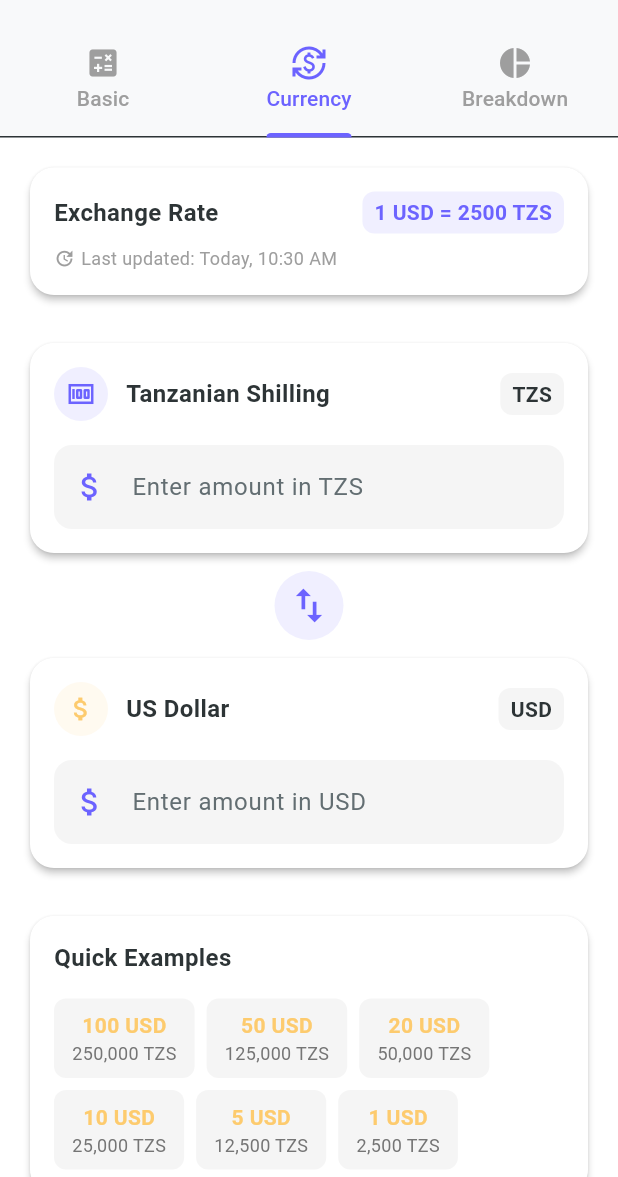
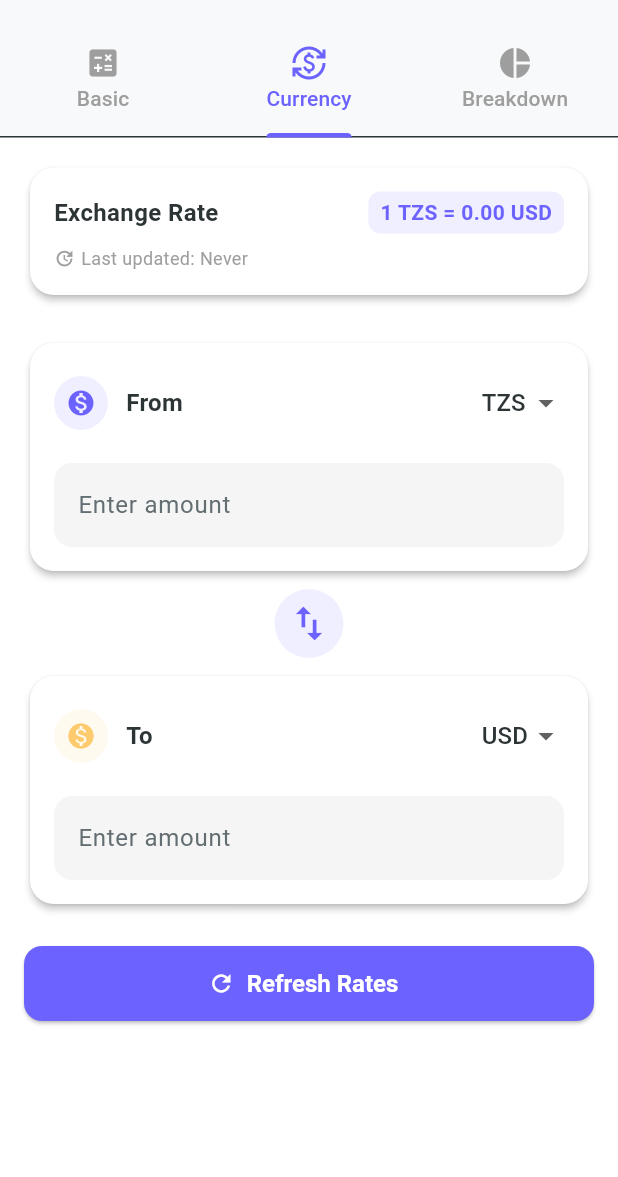
Before and after one commit to ganardgared-png/currencyconverter, a Flutter app: the CalculatorTab screen opened directly, tab 2 chosen, after a tap on the "swap vert" icon, on a phone screen of 412 x 824 dp, the part 59-1236 px from its top. Run offline on Flutter 3.47's test engine with Material 3 defaults, Android fonts, the phone set to English and light mode, and no system bars; our stand-ins replace connectivity_plus, csv, easy_localization, equatable, file_picker, fl_chart and 23 more; missing offline and left inert: encrypt, excel, google_mlkit_text_recognition, mobile_scanner, pattern_lock; accounts and stored records are empty; network calls fail.

Commit message:
feat: setup currency caching via github actions

```diff
--- a/lib/presentation/screens/calculator/currency_converter.dart
+++ b/lib/presentation/screens/calculator/currency_converter.dart
@@ -2,6 +2,8 @@ import 'package:flutter/material.dart';
 import 'package:smart_expenses_plan/core/constants/colors.dart';
 import 'package:smart_expenses_plan/presentation/widgets/common/custom_button.dart';
 import 'package:smart_expenses_plan/presentation/widgets/common/custom_text_field.dart';
+import 'package:smart_expenses_plan/services/currency_service.dart';
+import 'package:intl/intl.dart';
 
 class CurrencyConverter extends StatefulWidget {
   const CurrencyConverter({super.key});
@@ -11,61 +13,134 @@ class CurrencyConverter extends StatefulWidget {
 }
 
 class _CurrencyConverterState extends State<CurrencyConverter> {
-  final TextEditingController _tzsController = TextEditingController();
-  final TextEditingController _usdController = TextEditingController();
+  final CurrencyService _currencyService = CurrencyService();
+  final TextEditingController _fromController = TextEditingController();
+  final TextEditingController _toController = TextEditingController();
 
-  double _exchangeRate = 2500.0; // Example rate: 1 USD = 2500 TZS
-  String _lastUpdated = 'Today, 10:30 AM';
-  bool _isLoading = false;
+  Map<String, double> _rates = {};
+  List<String> _currencies = [];
+  String _fromCurrency = 'USD';
+  String _toCurrency = 'TZS';
+
+  String _lastUpdated = 'Loading...';
+  bool _isLoading = true;
 
   @override
-  void dispose() {
-    _tzsController.dispose();
-    _usdController.dispose();
-    super.dispose();
+  void initState() {
+    super.initState();
+    _loadRates();
   }
 
-  void _convertTZStoUSD(String value) {
+  Future<void> _loadRates() async {
+    setState(() {
+      _isLoading = true;
+    });
+
+    final rates = await _currencyService.getRates();
+    final lastUpdated = await _currencyService.getLastUpdated();
+
+    setState(() {
+      _rates = rates;
+      _currencies = rates.keys.toList()..sort();
+
+      // Ensure selected currencies exist in the list
+      if (!_currencies.contains(_fromCurrency)) {
+        _fromCurrency = _currencies.isNotEmpty ? _currencies.first : 'USD';
+      }
+      if (!_currencies.contains(_toCurrency)) {
+        _toCurrency = _currencies.length > 1 ? _currencies[1] : (_currencies.isNotEmpty ? _currencies.first : 'TZS');
+      }
+
+      if (lastUpdated != null) {
+        _lastUpdated = DateFormat('MMM d, y, h:mm a').format(lastUpdated);
+      } else {
+        _lastUpdated = 'Never';
+      }
+      _isLoading = false;
+
+      // Recalculate if there's a value
+      if (_fromController.text.isNotEmpty) {
+        _convertFromToTo(_fromController.text);
+      }
+    });
+  }
+
+  double get _currentRate {
+    if (_rates.isEmpty || !_rates.containsKey(_fromCurrency) || !_rates.containsKey(_toCurrency)) {
+      return 1.0;
+    }
+    // All rates are relative to USD.
+    // If USD to EUR is 0.9, and USD to TZS is 2500, then EUR to TZS is 2500 / 0.9
+    final fromRate = _rates[_fromCurrency]!;
+    final toRate = _rates[_toCurrency]!;
+    return toRate / fromRate;
+  }
+
+  void _convertFromToTo(String value) {
     if (value.isEmpty) {
-      _usdController.text = '';
+      _toController.text = '';
       return;
     }
 
     try {
-      double tzs = double.parse(value);
-      double usd = tzs / _exchangeRate;
-      _usdController.text = usd.toStringAsFixed(2);
+      double fromValue = double.parse(value);
+      double toValue = fromValue * _currentRate;
+      _toController.text = toValue.toStringAsFixed(2);
     } catch (e) {
       // Invalid input
     }
   }
 
-  void _convertUSDtoTZS(String value) {
+  void _convertToToFrom(String value) {
     if (value.isEmpty) {
-      _tzsController.text = '';
+      _fromController.text = '';
       return;
     }
 
     try {
-      double usd = double.parse(value);
-      double tzs = usd * _exchangeRate;
-      _tzsController.text = tzs.toStringAsFixed(0);
+      double toValue = double.parse(value);
+      double fromValue = toValue / _currentRate;
+      _fromController.text = fromValue.toStringAsFixed(2);
     } catch (e) {
       // Invalid input
     }
   }
 
   void _swapCurrencies() {
-    String tzs = _tzsController.text;
-    String usd = _usdController.text;
+    setState(() {
+      final tempCur = _fromCurrency;
+      _fromCurrency = _toCurrency;
+      _toCurrency = tempCur;
 
-    _tzsController.text = usd;
-    _usdController.text = tzs;
+      final tempVal = _fromController.text;
+      _fromController.text = _toController.text;
+      _toController.text = tempVal;
+
+      if (_fromController.text.isNotEmpty) {
+        _convertFromToTo(_fromController.text);
+      }
+    });
+  }
+
+  @override
+  void dispose() {
+    _fromController.dispose();
+    _toController.dispose();
+    super.dispose();
   }
 
   @override
   Widget build(BuildContext context) {
     final isDark = Theme.of(context).brightness == Brightness.dark;
+
+    if (_isLoading) {
+      return Container(
+        color: isDark ? AppColors.darkBackground : Colors.white,
+        child: const Center(
+          child: CircularProgressIndicator(),
+        ),
+      );
+    }
 
     return Container(
       color: isDark ? AppColors.darkBackground : Colors.white,
@@ -102,7 +177,7 @@ class _CurrencyConverterState extends State<CurrencyConverter> {
                           borderRadius: BorderRadius.circular(8),
                         ),
                         child: Text(
-                          '1 USD = ${_exchangeRate.toStringAsFixed(0)} TZS',
+                          '1 $_fromCurrency = ${_currentRate.toStringAsFixed(2)} $_toCurrency',
                           style: const TextStyle(
                             color: AppColors.primary,
                             fontWeight: FontWeight.w600,
@@ -136,74 +211,21 @@ class _CurrencyConverterState extends State<CurrencyConverter> {
 
           const SizedBox(height: 24),
 
-          // TZS Input
-          Card(
-            elevation: 2,
-            shape: RoundedRectangleBorder(
-              borderRadius: BorderRadius.circular(16),
-            ),
-            child: Padding(
-              padding: const EdgeInsets.all(16),
-              child: Column(
-                crossAxisAlignment: CrossAxisAlignment.start,
-                children: [
-                  Row(
-                    children: [
-                      Container(
-                        padding: const EdgeInsets.all(8),
-                        decoration: BoxDecoration(
-                          color: AppColors.primary.withOpacity(0.1),
-                          shape: BoxShape.circle,
-                        ),
-                        child: const Icon(
-                          Icons.money,
+          // From Input
+          _buildCurrencyCard(
+            title: 'From',
+            selectedCurrency: _fromCurrency,
+            controller: _fromController,
+            onCurrencyChanged: (val) {
+              if (val != null) {
+                setState(() {
+                  _fromCurrency = val;
+                  _convertFromToTo(_fromController.text);
+                });
+              }
+            },
+            onValueChanged: _convertFromToTo,
             color: AppColors.primary,
-                          size: 20,
-                        ),
-                      ),
-                      const SizedBox(width: 12),
-                      const Text(
-                        'Tanzanian Shilling',
-                        style: TextStyle(
-                          fontSize: 16,
-                          fontWeight: FontWeight.w600,
-                        ),
-                      ),
-                      const Spacer(),
-                      Container(
-                        padding: const EdgeInsets.symmetric(
-                          horizontal: 8,
-                          vertical: 4,
-                        ),
-                        decoration: BoxDecoration(
-                          color: Colors.grey.withOpacity(0.1),
-                          borderRadius: BorderRadius.circular(8),
-                        ),
-                        child: const Text(
-                          'TZS',
-                          style: TextStyle(
-                            fontWeight: FontWeight.w600,
-                          ),
-                        ),
-                      ),
-                    ],
-                  ),
-                  const SizedBox(height: 16),
-                  TextField(
-                    controller: _tzsController,
-                    keyboardType: TextInputType.number,
-                    decoration: InputDecoration(
-                      hintText: 'Enter amount in TZS',
-                      prefixIcon: const Icon(Icons.attach_money),
-                      border: OutlineInputBorder(
-                        borderRadius: BorderRadius.circular(12),
-                      ),
-                    ),
-                    onChanged: _convertTZStoUSD,
-                  ),
-                ],
-              ),
-            ),
           ),
 
           // Swap Button
@@ -225,8 +247,48 @@ class _CurrencyConverterState extends State<CurrencyConverter> {
             ),
           ),
 
-          // USD Input
-          Card(
+          // To Input
+          _buildCurrencyCard(
+            title: 'To',
+            selectedCurrency: _toCurrency,
+            controller: _toController,
+            onCurrencyChanged: (val) {
+              if (val != null) {
+                setState(() {
+                  _toCurrency = val;
+                  _convertToToFrom(_toController.text);
+                });
+              }
+            },
+            onValueChanged: _convertToToFrom,
+            color: AppColors.warning,
+          ),
+
+          const SizedBox(height: 24),
+
+          // Update Rate Button
+          CustomButton(
+            text: 'Refresh Rates',
+            onPressed: _loadRates,
+            icon: Icons.refresh,
+            isFullWidth: true,
+          ),
+
+          const SizedBox(height: 16),
+        ],
+      ),
+    );
+  }
+
+  Widget _buildCurrencyCard({
+    required String title,
+    required String selectedCurrency,
+    required TextEditingController controller,
+    required ValueChanged<String?> onCurrencyChanged,
+    required ValueChanged<String> onValueChanged,
+    required Color color,
+  }) {
+    return Card(
       elevation: 2,
       shape: RoundedRectangleBorder(
         borderRadius: BorderRadius.circular(16),
@@ -241,195 +303,52 @@ class _CurrencyConverterState extends State<CurrencyConverter> {
                 Container(
                   padding: const EdgeInsets.all(8),
                   decoration: BoxDecoration(
-                          color: AppColors.warning.withOpacity(0.1),
+                    color: color.withOpacity(0.1),
                     shape: BoxShape.circle,
                   ),
-                        child: const Icon(
-                          Icons.attach_money,
-                          color: AppColors.warning,
+                  child: Icon(
+                    Icons.monetization_on,
+                    color: color,
                     size: 20,
                   ),
                 ),
                 const SizedBox(width: 12),
-                      const Text(
-                        'US Dollar',
-                        style: TextStyle(
+                Text(
+                  title,
+                  style: const TextStyle(
                     fontSize: 16,
                     fontWeight: FontWeight.w600,
                   ),
                 ),
                 const Spacer(),
-                      Container(
-                        padding: const EdgeInsets.symmetric(
-                          horizontal: 8,
-                          vertical: 4,
-                        ),
-                        decoration: BoxDecoration(
-                          color: Colors.grey.withOpacity(0.1),
-                          borderRadius: BorderRadius.circular(8),
-                        ),
-                        child: const Text(
-                          'USD',
-                          style: TextStyle(
-                            fontWeight: FontWeight.w600,
-                          ),
-                        ),
+                DropdownButton<String>(
+                  value: selectedCurrency,
+                  items: _currencies
+                      .map((e) => DropdownMenuItem(
+                            value: e,
+                            child: Text(e),
+                          ))
+                      .toList(),
+                  onChanged: onCurrencyChanged,
+                  underline: const SizedBox(),
                 ),
               ],
             ),
             const SizedBox(height: 16),
             TextField(
-                    controller: _usdController,
-                    keyboardType: TextInputType.number,
+              controller: controller,
+              keyboardType: const TextInputType.numberWithOptions(decimal: true),
               decoration: InputDecoration(
-                      hintText: 'Enter amount in USD',
-                      prefixIcon: const Icon(Icons.attach_money),
+                hintText: 'Enter amount',
                 border: OutlineInputBorder(
                   borderRadius: BorderRadius.circular(12),
                 ),
               ),
-                    onChanged: _convertUSDtoTZS,
+              onChanged: onValueChanged,
             ),
           ],
         ),
       ),
-          ),
-
-          const SizedBox(height: 24),
-
-          // Quick Conversion Examples
-          Card(
-            elevation: 2,
-            shape: RoundedRectangleBorder(
-              borderRadius: BorderRadius.circular(16),
-            ),
-            child: Padding(
-              padding: const EdgeInsets.all(16),
-              child: Column(
-                crossAxisAlignment: CrossAxisAlignment.start,
-                children: [
-                  const Text(
-                    'Quick Examples',
-                    style: TextStyle(
-                      fontSize: 16,
-                      fontWeight: FontWeight.w600,
-                    ),
-                  ),
-                  const SizedBox(height: 16),
-                  Wrap(
-                    spacing: 8,
-                    runSpacing: 8,
-                    children: [
-                      _buildQuickExample('100 USD', '250,000 TZS'),
-                      _buildQuickExample('50 USD', '125,000 TZS'),
-                      _buildQuickExample('20 USD', '50,000 TZS'),
-                      _buildQuickExample('10 USD', '25,000 TZS'),
-                      _buildQuickExample('5 USD', '12,500 TZS'),
-                      _buildQuickExample('1 USD', '2,500 TZS'),
-                    ],
-                  ),
-                ],
-              ),
-            ),
-          ),
-
-          const SizedBox(height: 24),
-
-          // Update Rate Button
-          CustomButton(
-            text: 'Update Exchange Rate',
-            onPressed: _showUpdateRateDialog,
-            icon: Icons.update,
-            isFullWidth: true,
-          ),
-
-          const SizedBox(height: 16),
-        ],
-      ),
-    );
-  }
-
-  Widget _buildQuickExample(String usd, String tzs) {
-    return Container(
-      padding: const EdgeInsets.symmetric(horizontal: 12, vertical: 8),
-      decoration: BoxDecoration(
-        color: Theme.of(context).brightness == Brightness.dark
-            ? AppColors.darkSurface
-            : Colors.grey[100],
-        borderRadius: BorderRadius.circular(8),
-      ),
-      child: Column(
-        children: [
-          Text(
-            usd,
-            style: const TextStyle(
-              fontWeight: FontWeight.bold,
-              color: AppColors.warning,
-            ),
-          ),
-          Text(
-            tzs,
-            style: TextStyle(
-              fontSize: 12,
-              color: Theme.of(context).brightness == Brightness.dark
-                  ? AppColors.darkSubtext
-                  : Colors.grey[600],
-            ),
-          ),
-        ],
-      ),
-    );
-  }
-
-  void _showUpdateRateDialog() {
-    final controller = TextEditingController(text: _exchangeRate.toString());
-
-    showDialog(
-      context: context,
-      builder: (context) => AlertDialog(
-        title: const Text('Update Exchange Rate'),
-        content: Column(
-          mainAxisSize: MainAxisSize.min,
-          children: [
-            const Text('1 USD = ? TZS'),
-            const SizedBox(height: 16),
-            TextField(
-              controller: controller,
-              keyboardType: TextInputType.number,
-              decoration: InputDecoration(
-                labelText: 'Exchange Rate',
-                border: OutlineInputBorder(
-                  borderRadius: BorderRadius.circular(8),
-                ),
-              ),
-            ),
-          ],
-        ),
-        actions: [
-          TextButton(
-            onPressed: () => Navigator.pop(context),
-            child: const Text('Cancel'),
-          ),
-          ElevatedButton(
-            onPressed: () {
-              setState(() {
-                _exchangeRate = double.parse(controller.text);
-                _lastUpdated = 'Just now';
-
-                // Recalculate if there are values
-                if (_tzsController.text.isNotEmpty) {
-                  _convertTZStoUSD(_tzsController.text);
-                }
-                if (_usdController.text.isNotEmpty) {
-                  _convertUSDtoTZS(_usdController.text);
-                }
-              });
-              Navigator.pop(context);
-            },
-            child: const Text('Update'),
-          ),
-        ],
-      ),
     );
   }
 }
--- /dev/null
+++ b/lib/services/currency_service.dart
@@ -0,0 +1,56 @@
+import 'dart:convert';
+import 'package:http/http.dart' as http;
+import 'package:shared_preferences/shared_preferences.dart';
+
+class CurrencyService {
+  static const String _repoRawUrl = 'https://raw.githubusercontent.com/ganardgared-png/currencyconverter/main/rates.json';
+  static const String _cacheKey = 'cached_currency_rates';
+  static const String _lastUpdatedKey = 'currency_last_updated';
+
+  /// Fetches exchange rates. Tries network first, then falls back to local cache.
+  Future<Map<String, double>> getRates() async {
+    final prefs = await SharedPreferences.getInstance();
+
+    try {
+      final response = await http.get(Uri.parse(_repoRawUrl));
+
+      if (response.statusCode == 200) {
+        final Map<String, dynamic> data = json.decode(response.body);
+        final Map<String, dynamic> rawRates = data['rates'];
+
+        final Map<String, double> rates = rawRates.map(
+          (key, value) => MapEntry(key, (value as num).toDouble()),
+        );
+
+        // Cache the successful response
+        await prefs.setString(_cacheKey, json.encode(rates));
+        await prefs.setInt(_lastUpdatedKey, DateTime.now().millisecondsSinceEpoch);
+
+        return rates;
+      }
+    } catch (e) {
+      // If network fails (e.g., offline), we silently fall through to cache
+      print('Failed to fetch rates from network: $e');
+    }
+
+    // Fallback to cache if offline or error
+    final cachedData = prefs.getString(_cacheKey);
+    if (cachedData != null) {
+      final Map<String, dynamic> decoded = json.decode(cachedData);
+      return decoded.map((key, value) => MapEntry(key, (value as num).toDouble()));
+    }
+
+    // Default fallback if no cache and no network
+    return {'USD': 1.0, 'TZS': 2500.0};
+  }
+
+  /// Gets the last time the rates were successfully fetched from the network.
+  Future<DateTime?> getLastUpdated() async {
+    final prefs = await SharedPreferences.getInstance();
+    final timestamp = prefs.getInt(_lastUpdatedKey);
+    if (timestamp != null) {
+      return DateTime.fromMillisecondsSinceEpoch(timestamp);
+    }
+    return null;
+  }
+}
```
Also changed, not shown: 2 other files. Lines whose indentation alone changed are shown as unchanged.
